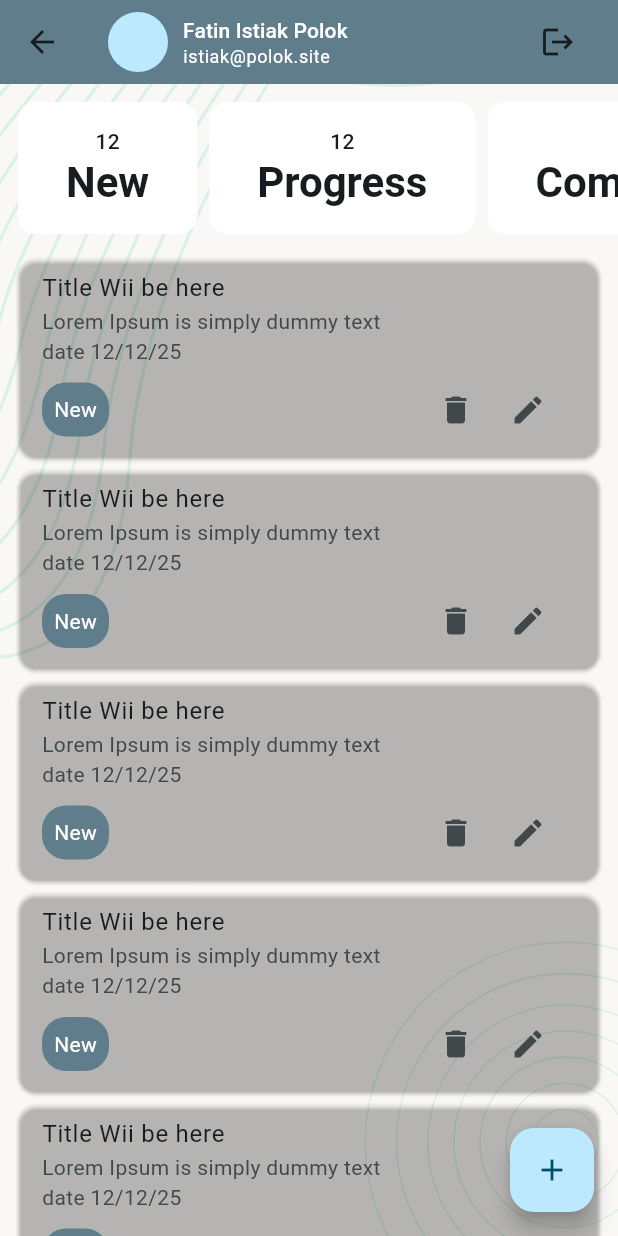
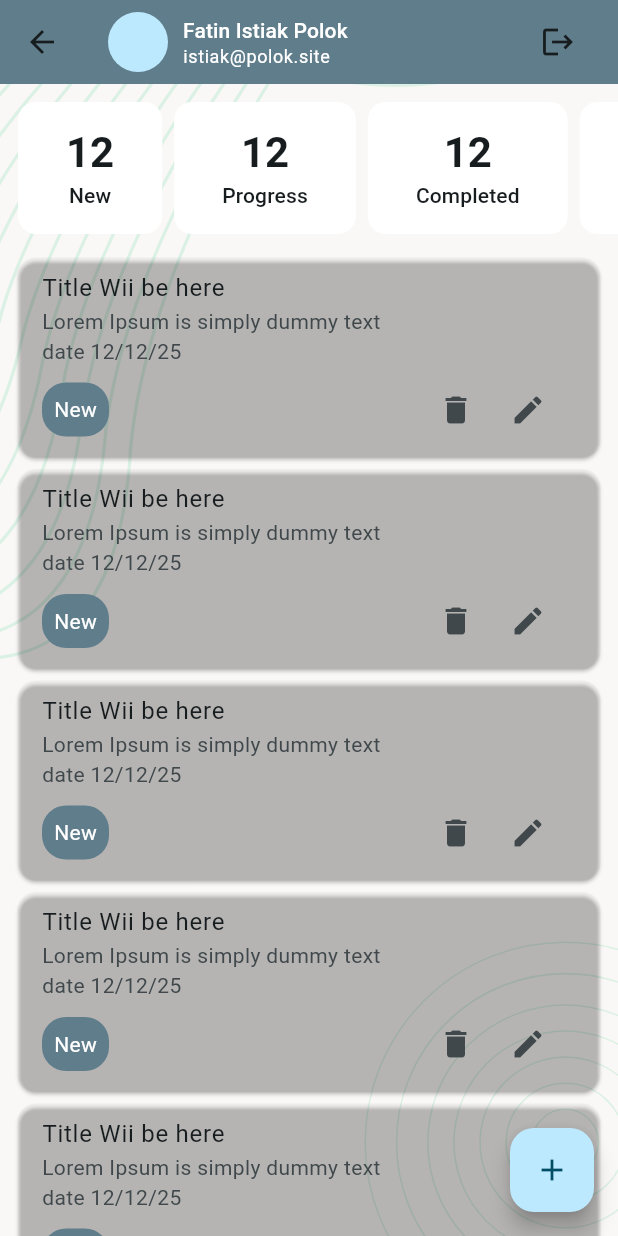
Before and after one commit to IstiakPolok/taskly, a Flutter app: the NewTaskListScreen screen opened directly, on a phone screen of 412 x 824 dp. Run offline on Flutter 3.47's test engine with Material 3 defaults, Android fonts, the phone set to English and light mode, and no system bars; our stand-ins replace flutter_svg, pin_code_fields.

```diff
--- a/lib/ui/widgets/task_status_summary_counter_widget.dart
+++ b/lib/ui/widgets/task_status_summary_counter_widget.dart
@@ -20,8 +20,8 @@ class TaskStatusSummaryCounterWidget extends StatelessWidget {
         padding: const EdgeInsets.symmetric(horizontal: 32.0, vertical: 16),
         child: Column(
           children: [
-            Text(count, style: textTheme.titleSmall),
-            Text(title, style: textTheme.titleLarge),
+            Text(count, style: textTheme.titleLarge),
+            Text(title, style: textTheme.titleSmall),
 
           ],
         ),
```
Also changed, not shown: lib/ui/screens/sign_In_screen.dart (+8 -3 lines).
